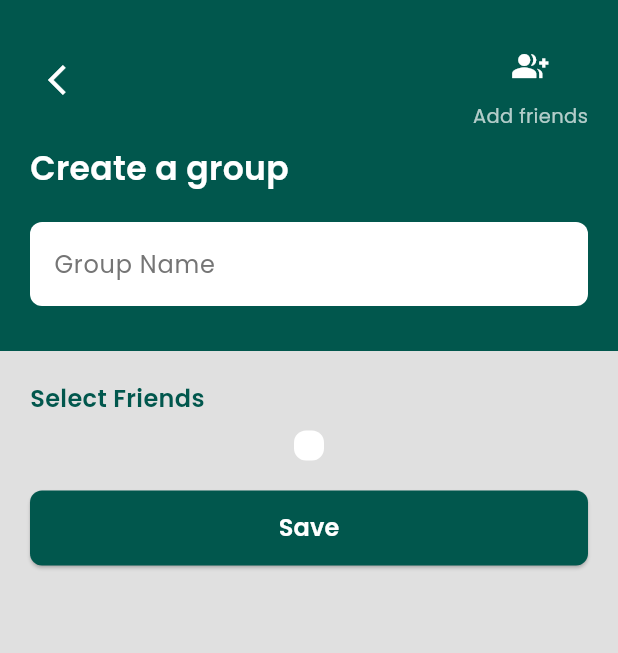
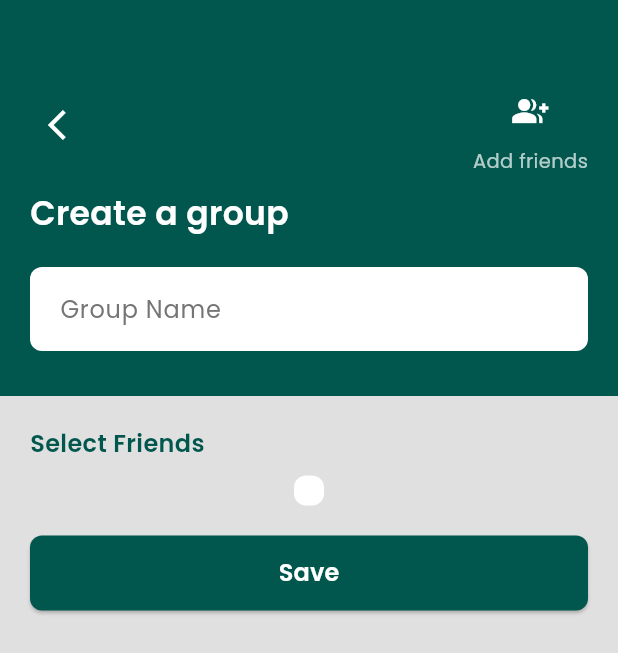
Before and after one commit to KugleBlitz007/SplitGasy, a Flutter app: the AddGroupPage screen opened directly, on a phone screen of 412 x 824 dp. Shown: the top 653 px of the screen. Run offline on Flutter 3.47's test engine with Material 3 defaults, Android fonts, the phone set to English and light mode, and no system bars; our stand-ins replace cloud_firestore, firebase_auth, firebase_core, flutter_dotenv, google_fonts, google_sign_in; accounts and stored records are empty.

Commit message:
Fix add group page safe area

```diff
--- a/lib/pages/add_group.dart
+++ b/lib/pages/add_group.dart
@@ -122,10 +122,10 @@ class _AddGroupPageState extends State<AddGroupPage> {
   Widget build(BuildContext context) {
     return Scaffold(
       backgroundColor: const Color(0xFFE0E0E0),
-      body: SafeArea(
-        child: Column(
+      body: Column(
         children: [
           // TOP SECTION (Green header + back button + icon + texts).
+
           Container(
             padding: const EdgeInsets.only(left: 20, right: 20, top: 20, bottom: 30),
             decoration: const BoxDecoration(
@@ -135,6 +135,8 @@ class _AddGroupPageState extends State<AddGroupPage> {
               crossAxisAlignment: CrossAxisAlignment.start,
               children: [
                 // Row with back arrow on the left and "Add friends" icon on the right.
+
+                const SizedBox(height: 30),
                 Row(
                   mainAxisAlignment: MainAxisAlignment.spaceBetween,
                   children: [
@@ -181,10 +183,11 @@ class _AddGroupPageState extends State<AddGroupPage> {
                   decoration: InputDecoration(
                     filled: true,
                     fillColor: Colors.white,
-                      labelText: 'Group Name',
-                      labelStyle: GoogleFonts.poppins(
+                    hintText: 'Group Name',
+                    hintStyle: GoogleFonts.poppins(
                       color: Colors.grey[600],
                     ),
+                    contentPadding: const EdgeInsets.symmetric(horizontal: 16, vertical: 16),
                     border: OutlineInputBorder(
                       borderRadius: BorderRadius.circular(8),
                       borderSide: BorderSide.none,
@@ -284,7 +287,6 @@ class _AddGroupPageState extends State<AddGroupPage> {
           ),
         ],
       ),
-      ),
     );
   }
 }
```
Lines whose indentation alone changed are shown as unchanged.
